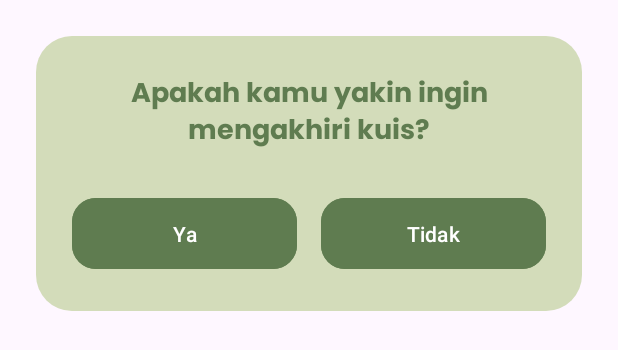
After one commit to xebec51/GestureLearn, an Android app: the layout dialog_exit_confirmation.xml on its own in the app's theme, with its tools: preview values and no code run, on a phone screen of 412 x 824 dp. The commit adds this screen. Shown: the top 350 px of the screen. Run offline under Robolectric (Android 15) with nearby library versions, the phone set to English and light mode, and no system bars.

Commit message:
feat(quiz): implement custom exit confirmation dialog
Replaces the standard AlertDialog with a custom dialog to match the app's visual design and improve user experience.

- Created dialog_exit_confirmation.xml for the custom layout and dialog_background.xml for styling.

- Updated showExitConfirmationDialog() in both AlphabetQuizActivity and VocabularyQuizActivity to use the new custom Dialog.

- The dialog is triggered by both the system back button and the in-app close button.

```diff
--- /dev/null
+++ b/GestureLearn/app/src/main/res/drawable/dialog_background.xml
@@ -0,0 +1,6 @@
+<?xml version="1.0" encoding="utf-8"?>
+<shape xmlns:android="http://schemas.android.com/apk/res/android"
+    android:shape="rectangle">
+    <solid android:color="@color/lightGreen"/>
+    <corners android:radius="24dp"/>
+</shape>
--- /dev/null
+++ b/GestureLearn/app/src/main/res/layout/dialog_exit_confirmation.xml
@@ -0,0 +1,50 @@
+<?xml version="1.0" encoding="utf-8"?>
+<LinearLayout xmlns:android="http://schemas.android.com/apk/res/android"
+    xmlns:app="http://schemas.android.com/apk/res-auto"
+    android:layout_width="match_parent"
+    android:layout_height="wrap_content"
+    android:orientation="vertical"
+    android:padding="24dp"
+    android:layout_margin="24dp"
+    android:background="@drawable/dialog_background">
+
+    <TextView
+        android:id="@+id/tv_dialog_message"
+        android:layout_width="match_parent"
+        android:layout_height="wrap_content"
+        android:text="Apakah kamu yakin ingin mengakhiri kuis?"
+        android:textColor="@color/green"
+        android:textSize="18sp"
+        android:fontFamily="@font/poppins_bold"
+        android:textAlignment="center"
+        android:layout_marginBottom="24dp"/>
+
+    <LinearLayout
+        android:layout_width="match_parent"
+        android:layout_height="wrap_content"
+        android:orientation="horizontal">
+
+        <com.google.android.material.button.MaterialButton
+            android:id="@+id/btn_dialog_yes"
+            android:layout_width="0dp"
+            android:layout_height="55dp"
+            android:layout_weight="1"
+            android:text="Ya"
+            android:backgroundTint="@color/green"
+            android:textColor="@color/white"
+            app:cornerRadius="16dp"
+            android:layout_marginEnd="8dp"/>
+
+        <com.google.android.material.button.MaterialButton
+            android:id="@+id/btn_dialog_no"
+            android:layout_width="0dp"
+            android:layout_height="55dp"
+            android:layout_weight="1"
+            android:text="Tidak"
+            android:backgroundTint="@color/green"
+            android:textColor="@color/white"
+            app:cornerRadius="16dp"
+            android:layout_marginStart="8dp"/>
+    </LinearLayout>
+
+</LinearLayout>
```
Also changed, not shown: GestureLearn/app/src/main/java/com/example/gesturelearn/activity/kuis/AlphabetQuizActivity.java (+39 -1 lines), GestureLearn/app/src/main/java/com/example/gesturelearn/activity/kuis/VocabularyQuizActivity.java (+38 -1 lines).
